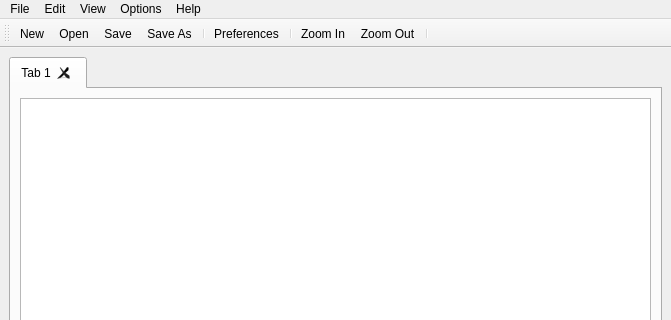
First picture: the form in editor.ui, repository Yovsky/Edito, before the edit; both pictures show x 0 to 671 and y 0 to 320 of the 671 by 622 pixel window.
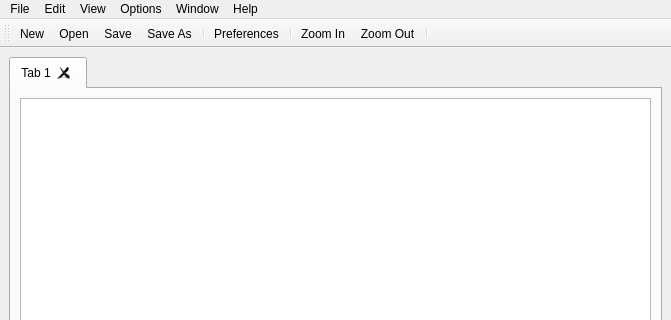
Second picture: the form after the edit. Icons and pictures are not drawn. Custom widgets are drawn as their Qt base class.

Commit message: Added the Always On Top feature.

What changed in the file:
```diff
--- a/editor.ui
+++ b/editor.ui
@@ -104,10 +104,17 @@
     </property>
     <addaction name="actionPreferences"/>
    </widget>
+   <widget class="QMenu" name="menuWindow">
+    <property name="title">
+     <string>Window</string>
+    </property>
+    <addaction name="actionAlways_On_Top"/>
+   </widget>
    <addaction name="menuFile"/>
    <addaction name="menuEdit"/>
    <addaction name="menuView"/>
    <addaction name="menuOptions"/>
+   <addaction name="menuWindow"/>
    <addaction name="menuHelp"/>
   </widget>
   <widget class="QStatusBar" name="statusbar">
```
Left out of the diff: 8 changed lines with no effect on the pictures. The commit also changes 2 other files.
